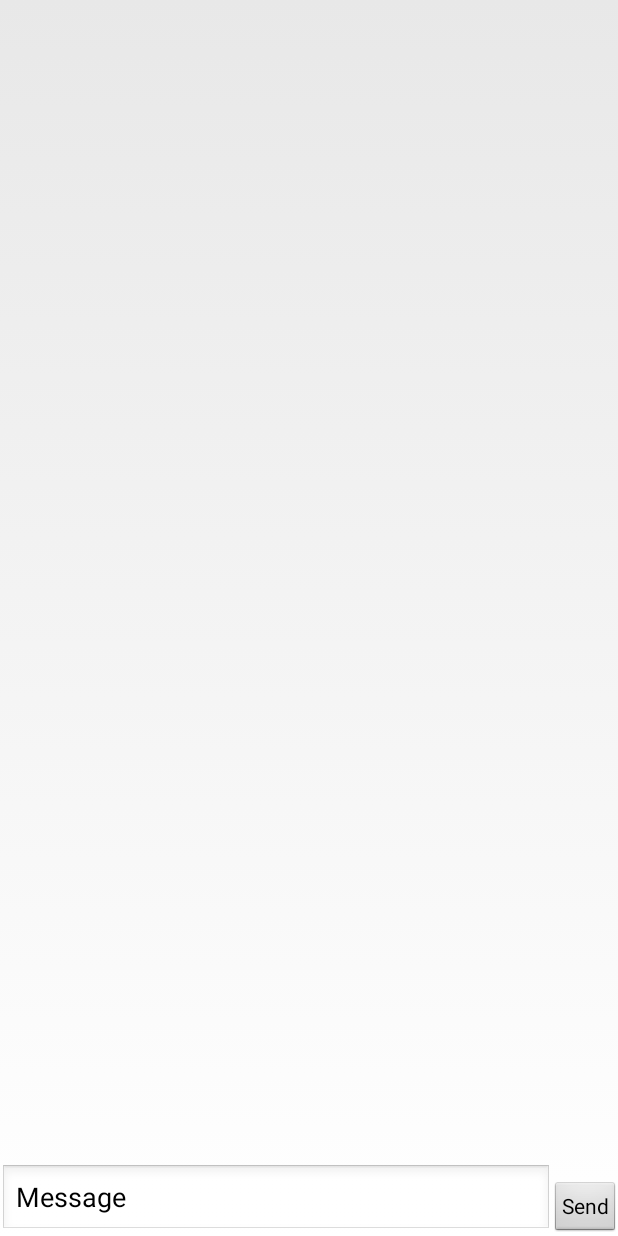
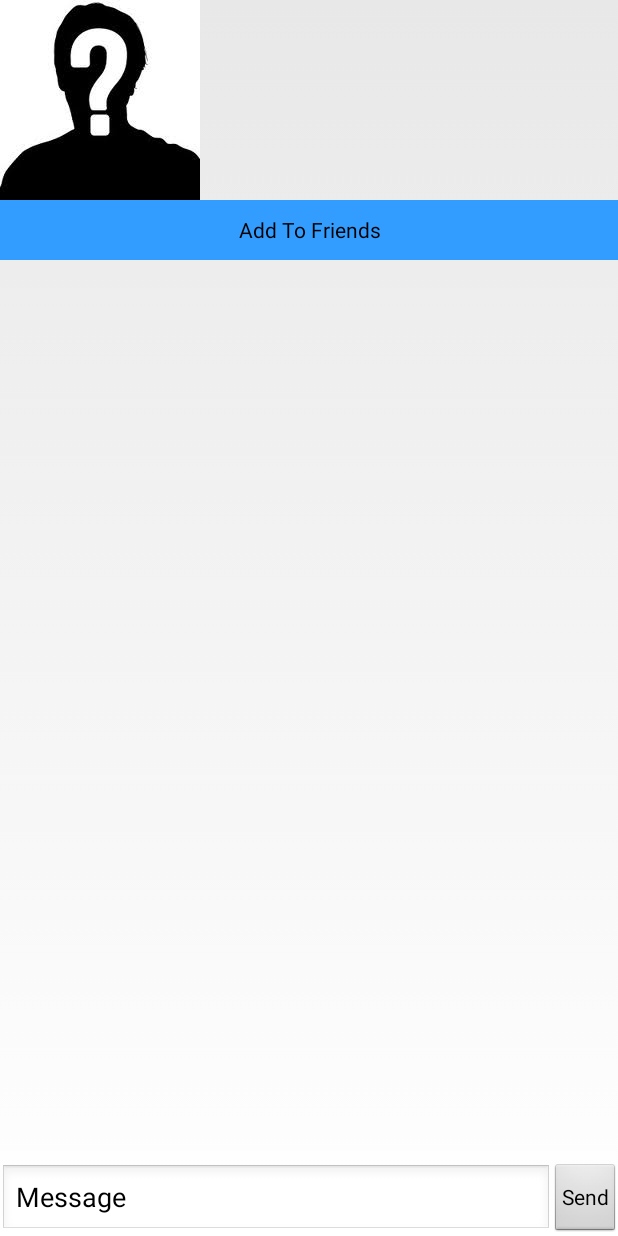
Before and after one commit to nir-jackson/LocoTalk, an Android app: the ChatActivity screen opened directly, with no data from a screen before it, on a phone screen of 412 x 824 dp. Run offline under Robolectric (Android 15) with nearby library versions, the phone set to English and light mode, and no system bars.

Commit message:
chat activity makeover

```diff
--- a/src/main/java/il/co/nolife/locotalk/DataAccessObject.java
+++ b/src/main/java/il/co/nolife/locotalk/DataAccessObject.java
@@ -54,8 +54,8 @@ public class DataAccessObject extends SQLiteOpenHelper {
 
     public static final String EVENT_COLLISIONS_TABLE = "eventCollisions";
     public static final String FORUM_COLLISIONS_TABLE = "forumCollisions";
-    public static final String COL_FROM = "from";
-    public static final String COL_TO = "to";
+    public static final String COL_FROM = "colFrom";
+    public static final String COL_TO = "colTo";
 
     Context context;
 
--- a/src/main/res/layout/basic_chat_activity.xml
+++ b/src/main/res/layout/basic_chat_activity.xml
@@ -8,10 +8,11 @@
         android:ems="10"
         android:id="@+id/chat_title"
         android:layout_alignParentTop="true"
-        android:layout_alignParentStart="true"
         android:layout_alignParentEnd="true"
         android:textSize="40sp"
-        android:gravity= "center" />
+        android:gravity= "center"
+        android:layout_alignBottom="@+id/profile_image"
+        android:layout_toEndOf="@+id/profile_image" />
 
     <EditText
         android:layout_width="wrap_content"
@@ -26,9 +27,9 @@
         android:layout_width="wrap_content"
         android:layout_height="wrap_content"
         android:id="@+id/messagesList"
-        android:layout_below="@+id/chat_title"
         android:layout_alignParentStart="true"
-        android:layout_above="@+id/message_content" />
+        android:layout_above="@+id/message_content"
+        android:layout_below="@+id/add_friend" />
 
     <Button
         style="?android:attr/buttonStyleSmall"
@@ -37,6 +38,29 @@
         android:text="Send"
         android:id="@+id/sendbutton"
         android:layout_alignParentBottom="true"
-        android:layout_alignParentEnd="true" />
+        android:layout_alignParentEnd="true"
+        android:layout_below="@+id/messagesList" />
+
+    <ImageView
+        android:layout_width="wrap_content"
+        android:layout_height="wrap_content"
+        android:id="@+id/profile_image"
+        android:src="@drawable/question_man"
+        android:layout_alignParentTop="true"
+        android:layout_alignParentStart="true"
+        />
+
+    <Button
+        android:layout_width="wrap_content"
+        android:layout_height="wrap_content"
+        android:text="Add To Friends"
+        android:id="@+id/add_friend"
+        android:layout_alignEnd="@+id/chat_title"
+        android:layout_alignParentEnd="false"
+        android:background="#339dff"
+        android:layout_below="@+id/chat_title"
+        android:layout_alignParentStart="true"
+        android:height="40dp"
+        />
 
 </RelativeLayout>
```
Also changed, not shown: src/main/java/il/co/nolife/locotalk/ChatActivity.java (+25 -2 lines), src/main/java/il/co/nolife/locotalk/LocoTalkMain.java (+17 -2 lines).
